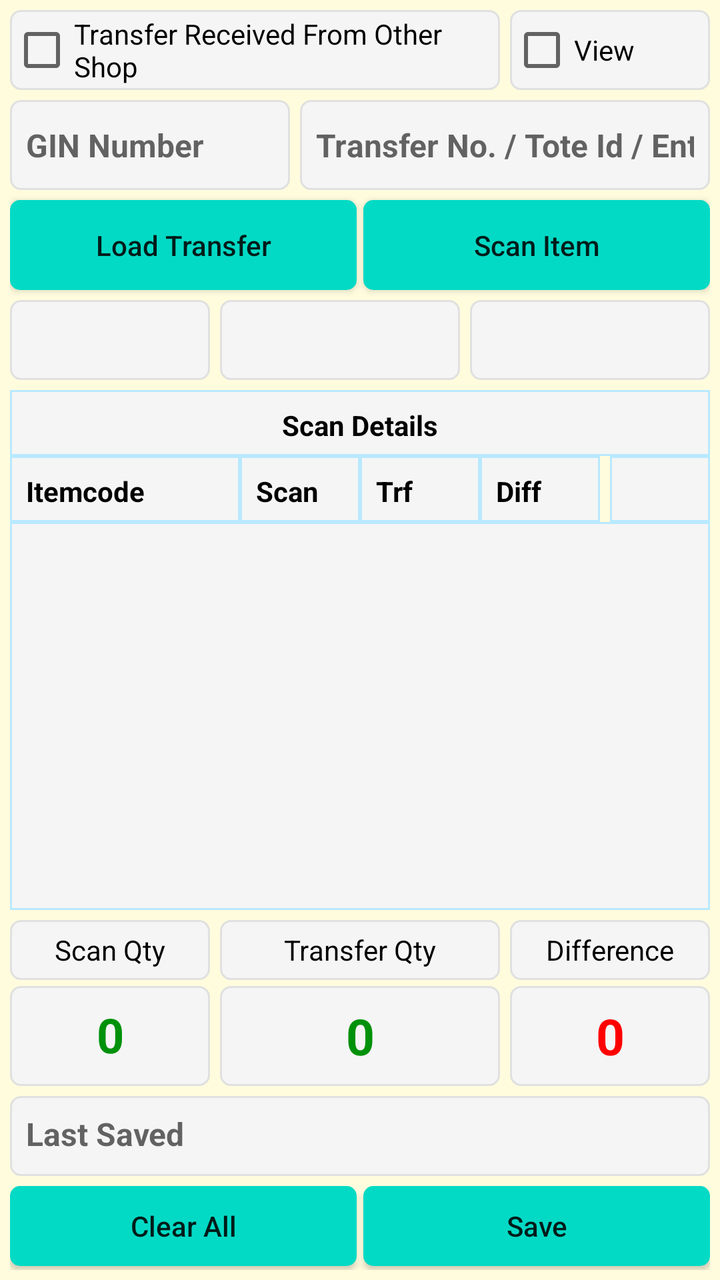
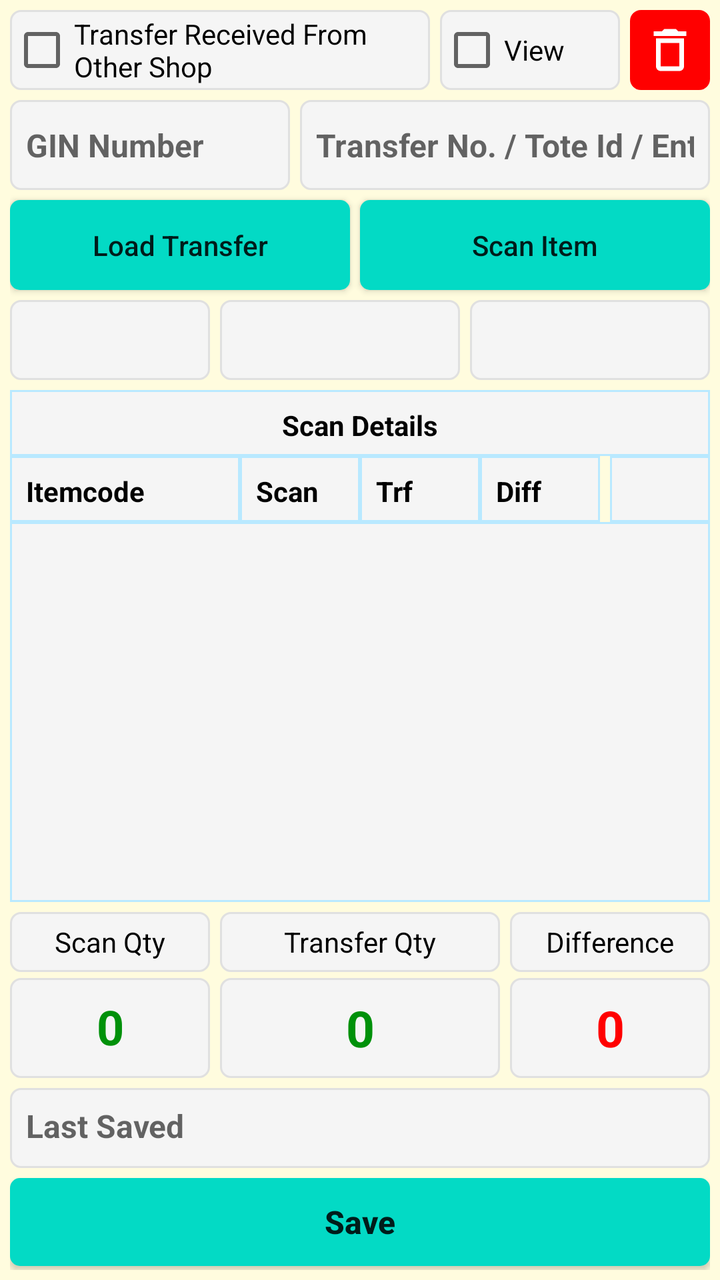

Before-and-after screenshots of an Android layout around one commit, followed by the original layout XML and the change that was made.
<!-- AndroidManifest.xml: application theme AppTheme -->
<!-- res/layout/fragment_grn_transfer_new.xml -->
<?xml version="1.0" encoding="utf-8"?>
<FrameLayout xmlns:android="http://schemas.android.com/apk/res/android"
    xmlns:app="http://schemas.android.com/apk/res-auto"
    xmlns:tools="http://schemas.android.com/tools"
    android:layout_width="match_parent"
    android:layout_height="match_parent"
    android:background="@color/backColor"
    tools:context=".ui.grntransfer.grnnew.GrnTransferNewFragment">

    <androidx.constraintlayout.widget.ConstraintLayout
        android:layout_width="match_parent"
        android:layout_height="match_parent"
        android:padding="5dp">

        <CheckBox
            android:id="@+id/ch_grn_transfer_view"
            android:layout_width="100dp"
            android:layout_height="40dp"
            android:background="@drawable/et_custom"
            android:text="View"
            app:layout_constraintEnd_toEndOf="parent"
            app:layout_constraintTop_toTopOf="@+id/ch_grn_transfer_trffrom_oth_shop" />

        <CheckBox
            android:id="@+id/ch_grn_transfer_trffrom_oth_shop"
            android:layout_width="0dp"
            android:layout_height="40dp"
            android:layout_marginRight="5dp"
            android:background="@drawable/et_custom"
            android:text="Transfer Received From Other Shop"
            app:layout_constraintEnd_toStartOf="@+id/ch_grn_transfer_view"
            app:layout_constraintStart_toStartOf="parent"
            app:layout_constraintTop_toTopOf="parent" />

        <EditText
            android:id="@+id/et_grn_transfer_rfid_ginno"
            android:layout_width="140dp"
            android:layout_height="45dp"
            android:layout_marginTop="5dp"
            android:background="@drawable/et_custom"
            android:hint="GIN Number"
            android:inputType="number"
            android:padding="8dp"
            android:textColor="@color/coloRed"
            android:textSize="16sp"
            android:textStyle="bold"
            app:layout_constraintStart_toStartOf="parent"
            app:layout_constraintTop_toBottomOf="@+id/ch_grn_transfer_trffrom_oth_shop" />

        <EditText
            android:id="@+id/et_grn_transfer_trfno_entryno"
            android:layout_width="0dp"
            android:layout_height="45dp"
            android:layout_marginLeft="5dp"
            android:background="@drawable/et_custom"
            android:hint="Transfer No. / Tote Id / Entry No."
            android:inputType="textEmailAddress"
            android:padding="8dp"
            android:textColor="@color/coloRed"
            android:textSize="16sp"
            android:textStyle="bold"
            app:layout_constraintEnd_toEndOf="parent"
            app:layout_constraintStart_toEndOf="@+id/et_grn_transfer_rfid_ginno"
            app:layout_constraintTop_toTopOf="@+id/et_grn_transfer_rfid_ginno" />

        <Button
            android:id="@+id/bt_grn_transfer_load"
            android:layout_width="0dp"
            android:layout_height="45dp"
            android:layout_marginTop="5dp"
            android:background="@drawable/btn_custom1"
            android:text="Load Transfer"
            android:textAllCaps="false"
            android:textSize="14sp"
            app:layout_constraintEnd_toEndOf="@+id/bt_grn_transfer_clear_all"
            app:layout_constraintStart_toStartOf="parent"
            app:layout_constraintTop_toBottomOf="@+id/et_grn_transfer_rfid_ginno" />

        <Button
            android:id="@+id/bt_grn_transfer_scan"
            android:layout_width="0dp"
            android:layout_height="45dp"
            android:background="@drawable/btn_custom1"
            android:text="Scan Item"
            android:textAllCaps="false"
            android:textSize="14sp"
            app:layout_constraintEnd_toEndOf="parent"
            app:layout_constraintStart_toStartOf="@+id/bt_grn_transfer_save"
            app:layout_constraintTop_toTopOf="@+id/bt_grn_transfer_load" />

        <TextView
            android:id="@+id/tv_grn_transfer_shopname"
            android:layout_width="00dp"
            android:layout_height="40dp"
            android:layout_marginTop="5dp"
            android:layout_marginRight="5dp"
            android:background="@drawable/et_custom"
            android:hint=""
            android:padding="10dp"
            android:text=""
            android:textAlignment="center"
            android:textColor="@color/coloBlack"
            android:textSize="14dp"
            app:layout_constraintEnd_toStartOf="@+id/tv_grn_transfer_trfdate"
            app:layout_constraintStart_toStartOf="parent"
            app:layout_constraintTop_toBottomOf="@+id/bt_grn_transfer_load" />

        <TextView
            android:id="@+id/tv_grn_transfer_trfdate"
            android:layout_width="120dp"
            android:layout_height="40dp"
            android:layout_marginRight="5dp"
            android:background="@drawable/et_custom"
            android:hint=""
            android:padding="10dp"
            android:text=""
            android:textAlignment="center"
            android:textColor="@color/coloBlack"
            android:textSize="14dp"
            app:layout_constraintEnd_toStartOf="@+id/tv_grn_transfer_toteid"
            app:layout_constraintTop_toTopOf="@+id/tv_grn_transfer_shopname" />

        <TextView
            android:id="@+id/tv_grn_transfer_toteid"
            android:layout_width="120dp"
            android:layout_height="40dp"
            android:background="@drawable/et_custom"
            android:hint=""
            android:padding="10dp"
            android:text=""
            android:textAlignment="center"
            android:textColor="@color/coloBlack"
            android:textSize="14dp"
            app:layout_constraintEnd_toEndOf="parent"
            app:layout_constraintTop_toTopOf="@+id/tv_grn_transfer_shopname" />

        <TextView
            android:id="@+id/tv_grn_transfer_total_scan_qty"
            android:layout_width="0dp"
            android:layout_height="50dp"
            android:layout_marginRight="5dp"
            android:background="@drawable/et_custom"
            android:hint=""
            android:padding="8dp"
            android:text="0"
            android:textAlignment="center"
            android:textColor="@color/colorGreen"
            android:textSize="24dp"
            android:textStyle="bold"
            app:layout_constraintEnd_toStartOf="@+id/tv_grn_transfer_total_trf_qty"
            app:layout_constraintStart_toStartOf="parent"
            app:layout_constraintTop_toTopOf="@+id/tv_grn_transfer_total_trf_qty" />

        <TextView
            android:id="@+id/TextView13"
            android:layout_width="0dp"
            android:layout_height="30dp"
            android:layout_marginBottom="3dp"
            android:background="@drawable/et_custom"
            android:gravity="center"
            android:hint=""
            android:padding="5dp"
            android:text="Scan Qty"
            android:textColor="@color/coloBlack"
            android:textSize="14dp"
            app:layout_constraintBottom_toTopOf="@+id/tv_grn_transfer_total_scan_qty"
            app:layout_constraintEnd_toEndOf="@+id/tv_grn_transfer_total_scan_qty"
            app:layout_constraintStart_toStartOf="@+id/tv_grn_transfer_total_scan_qty" />

        <TextView
            android:id="@+id/TextView16"
            android:layout_width="0dp"
            android:layout_height="30dp"
            android:layout_marginBottom="3dp"
            android:background="@drawable/et_custom"
            android:gravity="center"
            android:hint=""
            android:padding="5dp"
            android:text="Transfer Qty"
            android:textColor="@color/coloBlack"
            android:textSize="14dp"
            app:layout_constraintBottom_toTopOf="@+id/tv_grn_transfer_total_trf_qty"
            app:layout_constraintEnd_toEndOf="@+id/tv_grn_transfer_total_trf_qty"
            app:layout_constraintStart_toStartOf="@+id/tv_grn_transfer_total_trf_qty" />

        <TextView
            android:id="@+id/TextView19"
            android:layout_width="0dp"
            android:layout_height="30dp"
            android:layout_marginBottom="3dp"
            android:background="@drawable/et_custom"
            android:gravity="center"
            android:hint=""
            android:padding="5dp"
            android:text="Difference"
            android:textColor="@color/coloBlack"
            android:textSize="14dp"
            app:layout_constraintBottom_toTopOf="@+id/tv_grn_transfer_total_diff_qty"
            app:layout_constraintEnd_toEndOf="@+id/tv_grn_transfer_total_diff_qty"
            app:layout_constraintStart_toStartOf="@+id/tv_grn_transfer_total_diff_qty" />

        <TextView
            android:id="@+id/tv_grn_transfer_total_trf_qty"
            android:layout_width="140dp"
            android:layout_height="50dp"
            android:layout_marginBottom="5dp"
            android:background="@drawable/et_custom"
            android:hint=""
            android:padding="8dp"
            android:text="0"
            android:textAlignment="center"
            android:textColor="@color/colorGreen"
            android:textSize="25dp"
            android:textStyle="bold"
            app:layout_constraintBottom_toTopOf="@+id/tv_grn_transfer_last_save"
            app:layout_constraintEnd_toEndOf="parent"
            app:layout_constraintStart_toStartOf="parent" />

        <TextView
            android:id="@+id/tv_grn_transfer_total_diff_qty"
            android:layout_width="0dp"
            android:layout_height="50dp"
            android:layout_marginLeft="5dp"
            android:background="@drawable/et_custom"
            android:hint=""
            android:padding="8dp"
            android:text="0"
            android:textAlignment="center"
            android:textColor="@color/coloRed"
            android:textSize="25dp"
            android:textStyle="bold"
            app:layout_constraintEnd_toEndOf="parent"
            app:layout_constraintStart_toEndOf="@+id/tv_grn_transfer_total_trf_qty"
            app:layout_constraintTop_toTopOf="@+id/tv_grn_transfer_total_trf_qty" />

        <TextView
            android:id="@+id/TextView25"
            android:layout_width="0dp"
            android:layout_height="33dp"
            android:layout_marginTop="5dp"
            android:background="@drawable/et_custom_total"
            android:gravity="center"
            android:hint=""
            android:padding="8dp"
            android:text="Scan Details"
            android:textColor="@color/coloBlack"
            android:textSize="14dp"
            android:textStyle="bold"
            app:layout_constraintEnd_toEndOf="parent"
            app:layout_constraintStart_toStartOf="parent"
            app:layout_constraintTop_toBottomOf="@+id/tv_grn_transfer_shopname" />

        <TextView
            android:id="@+id/TextView2"
            android:layout_width="0dp"
            android:layout_height="33dp"
            android:background="@drawable/et_custom_total"
            android:gravity="left|center"
            android:hint=""
            android:padding="8dp"
            android:text="Itemcode"
            android:textColor="@color/coloBlack"
            android:textSize="14dp"
            android:textStyle="bold"
            app:layout_constraintEnd_toStartOf="@+id/TextView4"
            app:layout_constraintStart_toStartOf="parent"
            app:layout_constraintTop_toBottomOf="@+id/TextView25" />

        <TextView
            android:id="@+id/TextView3"
            android:layout_width="60dp"
            android:layout_height="33dp"
            android:background="@drawable/et_custom_total"
            android:gravity="left|center"
            android:hint=""
            android:padding="8dp"
            android:text="Trf"
            android:textColor="@color/coloBlack"
            android:textSize="14dp"
            android:textStyle="bold"
            app:layout_constraintEnd_toStartOf="@+id/TextView8"
            app:layout_constraintTop_toTopOf="@+id/TextView2" />

        <TextView
            android:id="@+id/TextView8"
            android:layout_width="60dp"
            android:layout_height="33dp"
            android:layout_marginRight="5dp"
            android:background="@drawable/et_custom_total"
            android:gravity="left|center"
            android:hint=""
            android:padding="8dp"
            android:text="Diff"
            android:textColor="@color/coloBlack"
            android:textSize="14dp"
            android:textStyle="bold"
            app:layout_constraintEnd_toStartOf="@+id/TextView888"
            app:layout_constraintTop_toTopOf="@+id/TextView2" />

        <TextView
            android:id="@+id/TextView4"
            android:layout_width="60dp"
            android:layout_height="33dp"
            android:background="@drawable/et_custom_total"
            android:gravity="left|center"
            android:hint=""
            android:padding="8dp"
            android:text="Scan"
            android:textColor="@color/coloBlack"
            android:textSize="14dp"
            android:textStyle="bold"
            app:layout_constraintEnd_toStartOf="@+id/TextView3"
            app:layout_constraintTop_toTopOf="@+id/TextView2" />

        <TextView
            android:id="@+id/TextView888"
            android:layout_width="50dp"
            android:layout_height="33dp"
            android:background="@drawable/et_custom_total"
            android:gravity="left|center"
            android:hint=""
            android:padding="8dp"
            android:text=""
            android:textColor="@color/coloBlack"
            android:textSize="14dp"
            android:textStyle="bold"
            app:layout_constraintEnd_toEndOf="parent"
            app:layout_constraintTop_toTopOf="@+id/TextView2" />

        <ListView
            android:id="@+id/lv_grn_transfer"
            android:layout_width="0dp"
            android:layout_height="0dp"
            android:layout_marginBottom="5dp"
            android:background="@drawable/et_custom_total"
            app:layout_constraintBottom_toTopOf="@+id/TextView16"
            app:layout_constraintEnd_toEndOf="parent"
            app:layout_constraintStart_toStartOf="parent"
            app:layout_constraintTop_toBottomOf="@+id/TextView2" />

        <Button
            android:id="@+id/bt_grn_transfer_save"
            android:layout_width="0dp"
            android:layout_height="40dp"
            android:background="@drawable/btn_custom1"
            android:text="Save"
            android:textAllCaps="false"
            android:textSize="14sp"
            app:layout_constraintEnd_toEndOf="parent"
            app:layout_constraintStart_toEndOf="@+id/textView2"
            app:layout_constraintTop_toTopOf="@+id/bt_grn_transfer_clear_all" />

        <TextView
            android:id="@+id/tv_grn_transfer_last_save"
            android:layout_width="0dp"
            android:layout_height="40dp"
            android:layout_marginBottom="5dp"
            android:background="@drawable/et_custom"
            android:hint="Last Saved"
            android:inputType="textEmailAddress"
            android:padding="8dp"
            android:textColor="@color/colorBlue"
            android:textSize="16sp"
            android:textStyle="bold"
            app:layout_constraintBottom_toTopOf="@+id/bt_grn_transfer_clear_all"
            app:layout_constraintEnd_toEndOf="parent"
            app:layout_constraintStart_toStartOf="parent" />

        <Button
            android:id="@+id/bt_grn_transfer_clear_all"
            android:layout_width="0dp"
            android:layout_height="40dp"
            android:layout_marginBottom="2dp"
            android:background="@drawable/btn_custom1"
            android:text="Clear All"
            android:textAllCaps="false"
            android:textSize="14sp"
            app:layout_constraintBottom_toBottomOf="parent"
            app:layout_constraintEnd_toStartOf="@+id/textView2"
            app:layout_constraintStart_toStartOf="parent" />

        <TextView
            android:id="@+id/textView2"
            android:layout_width="wrap_content"
            android:layout_height="wrap_content"
            android:layout_marginStart="16dp"
            android:layout_marginLeft="16dp"
            android:layout_marginEnd="16dp"
            android:layout_marginRight="16dp"
            android:text=" "
            android:textColor="@color/colorAccent"
            app:layout_constraintBottom_toBottomOf="parent"
            app:layout_constraintEnd_toEndOf="parent"
            app:layout_constraintStart_toStartOf="parent"
            tools:ignore="SpeakableTextPresentCheck" />

    </androidx.constraintlayout.widget.ConstraintLayout>

</FrameLayout>
<!-- resources referenced by this layout -->
<resources>
  <color name="backColor">#FFFCDE</color>
  <color name="coloBlack">#000000</color>
  <color name="coloRed">#ff0000</color>
  <color name="colorAccent">#000000</color>
  <color name="colorBlue">#0000FF</color>
  <color name="colorGreen">#00910A</color>
  <!-- drawable btn_custom1 (drawable) -->
  <?xml version="1.0" encoding="utf-8"?>
  <shape xmlns:android="http://schemas.android.com/apk/res/android"
      android:padding="10dp"
      android:shape="rectangle" >
  
      <solid android:color="@color/colorBtn" />
  
      <corners
          android:bottomLeftRadius="5dp"
          android:bottomRightRadius="5dp"
          android:topLeftRadius="5dp"
          android:topRightRadius="5dp" />
  
  </shape>
  <!-- drawable et_custom (drawable) -->
  <?xml version="1.0" encoding="utf-8"?>
  <shape xmlns:android="http://schemas.android.com/apk/res/android"
      android:padding="10dp"
      android:shape="rectangle" >
  
      <solid android:color="#f5f5f5" />
  
      <stroke
          android:width="1dp"
          android:color="#e0e0e0" />
  
      <corners
          android:bottomLeftRadius="5dp"
          android:bottomRightRadius="5dp"
          android:topLeftRadius="5dp"
          android:topRightRadius="5dp" />
  
  </shape>
  <!-- drawable et_custom_total (drawable) -->
  <?xml version="1.0" encoding="utf-8"?>
  <shape xmlns:android="http://schemas.android.com/apk/res/android"
      android:padding="10dp"
      android:shape="rectangle" >
  
      <solid android:color="#f5f5f5" />
  
      <stroke
          android:width="1dp"
          android:color="#B9E9FF" />
  
      <corners
          android:bottomLeftRadius="0dp"
          android:bottomRightRadius="0dp"
          android:topLeftRadius="0dp"
          android:topRightRadius="0dp" />
  
  </shape>
  <style name="AppTheme" parent="Theme.AppCompat.Light.NoActionBar">
          
          <item name="colorPrimary">@color/colorPrimary</item>
          <item name="colorPrimaryDark">@color/colorPrimaryDark</item>
          <item name="colorAccent">@color/colorAccent</item>
      </style>
  <color name="colorBtn">#03DAC5</color>
  <color name="colorPrimary">#ffb200</color>
  <color name="colorPrimaryDark">#ffb200</color>
</resources>

<!-- the commit's change to res/layout/fragment_grn_transfer_new.xml (unified diff, before → after) -->
@@ -12,13 +12,32 @@
         android:layout_height="match_parent"
         android:padding="5dp">
 
+        
+
+        <ImageButton
+            android:id="@+id/bt_grn_transfer_clear_all"
+            android:layout_width="40dp"
+            android:layout_height="40dp"
+            android:background="@drawable/et_custom"
+            android:backgroundTint="@color/coloRed"
+            android:src="@drawable/delete_outline"
+            android:contentDescription="Clear All"
+            android:padding="6dp"
+            android:scaleType="fitCenter"
+            app:layout_constraintBottom_toBottomOf="@+id/ch_grn_transfer_trffrom_oth_shop"
+            app:layout_constraintEnd_toEndOf="parent"
+            app:layout_constraintTop_toTopOf="@+id/ch_grn_transfer_trffrom_oth_shop"
+            app:tint="@color/colorWhite"
+            tools:ignore="TouchTargetSizeCheck" />
+
         <CheckBox
             android:id="@+id/ch_grn_transfer_view"
-            android:layout_width="100dp"
-            android:layout_height="40dp"
+            android:layout_width="90dp"
+            android:layout_height="40dp"
+            android:layout_marginRight="5dp"
             android:background="@drawable/et_custom"
             android:text="View"
-            app:layout_constraintEnd_toEndOf="parent"
+            app:layout_constraintEnd_toStartOf="@+id/bt_grn_transfer_clear_all"
             app:layout_constraintTop_toTopOf="@+id/ch_grn_transfer_trffrom_oth_shop" />
 
         <CheckBox
@@ -63,16 +82,24 @@
             app:layout_constraintStart_toEndOf="@+id/et_grn_transfer_rfid_ginno"
             app:layout_constraintTop_toTopOf="@+id/et_grn_transfer_rfid_ginno" />
 
+        <androidx.constraintlayout.widget.Guideline
+            android:id="@+id/guide_load_scan_mid"
+            android:layout_width="wrap_content"
+            android:layout_height="wrap_content"
+            android:orientation="vertical"
+            app:layout_constraintGuide_percent="0.5" />
+
         <Button
             android:id="@+id/bt_grn_transfer_load"
             android:layout_width="0dp"
             android:layout_height="45dp"
             android:layout_marginTop="5dp"
+            android:layout_marginRight="5dp"
             android:background="@drawable/btn_custom1"
             android:text="Load Transfer"
             android:textAllCaps="false"
             android:textSize="14sp"
-            app:layout_constraintEnd_toEndOf="@+id/bt_grn_transfer_clear_all"
+            app:layout_constraintEnd_toStartOf="@+id/guide_load_scan_mid"
             app:layout_constraintStart_toStartOf="parent"
             app:layout_constraintTop_toBottomOf="@+id/et_grn_transfer_rfid_ginno" />
 
@@ -85,7 +112,7 @@
             android:textAllCaps="false"
             android:textSize="14sp"
             app:layout_constraintEnd_toEndOf="parent"
-            app:layout_constraintStart_toStartOf="@+id/bt_grn_transfer_save"
+            app:layout_constraintStart_toEndOf="@+id/guide_load_scan_mid"
             app:layout_constraintTop_toTopOf="@+id/bt_grn_transfer_load" />
 
         <TextView
@@ -338,62 +365,38 @@
             app:layout_constraintStart_toStartOf="parent"
             app:layout_constraintTop_toBottomOf="@+id/TextView2" />
 
+        <TextView
+            android:id="@+id/tv_grn_transfer_last_save"
+            android:layout_width="0dp"
+            android:layout_height="40dp"
+            android:layout_marginBottom="5dp"
+            android:background="@drawable/et_custom"
+            android:hint="Last Saved"
+            android:inputType="textEmailAddress"
+            android:padding="8dp"
+            android:textColor="@color/colorBlue"
+            android:textSize="16sp"
+            android:textStyle="bold"
+            app:layout_constraintBottom_toTopOf="@+id/bt_grn_transfer_save"
+            app:layout_constraintEnd_toEndOf="parent"
+            app:layout_constraintStart_toStartOf="parent" />
+
+        
+
         <Button
             android:id="@+id/bt_grn_transfer_save"
             android:layout_width="0dp"
-            android:layout_height="40dp"
+            android:layout_height="44dp"
+            android:layout_marginBottom="2dp"
             android:background="@drawable/btn_custom1"
             android:text="Save"
             android:textAllCaps="false"
-            android:textSize="14sp"
-            app:layout_constraintEnd_toEndOf="parent"
-            app:layout_constraintStart_toEndOf="@+id/textView2"
-            app:layout_constraintTop_toTopOf="@+id/bt_grn_transfer_clear_all" />
-
-        <TextView
-            android:id="@+id/tv_grn_transfer_last_save"
-            android:layout_width="0dp"
-            android:layout_height="40dp"
-            android:layout_marginBottom="5dp"
-            android:background="@drawable/et_custom"
-            android:hint="Last Saved"
-            android:inputType="textEmailAddress"
-            android:padding="8dp"
-            android:textColor="@color/colorBlue"
             android:textSize="16sp"
             android:textStyle="bold"
-            app:layout_constraintBottom_toTopOf="@+id/bt_grn_transfer_clear_all"
+            app:layout_constraintBottom_toBottomOf="parent"
             app:layout_constraintEnd_toEndOf="parent"
             app:layout_constraintStart_toStartOf="parent" />
 
-        <Button
-            android:id="@+id/bt_grn_transfer_clear_all"
-            android:layout_width="0dp"
-            android:layout_height="40dp"
-            android:layout_marginBottom="2dp"
-            android:background="@drawable/btn_custom1"
-            android:text="Clear All"
-            android:textAllCaps="false"
-            android:textSize="14sp"
-            app:layout_constraintBottom_toBottomOf="parent"
-            app:layout_constraintEnd_toStartOf="@+id/textView2"
-            app:layout_constraintStart_toStartOf="parent" />
-
-        <TextView
-            android:id="@+id/textView2"
-            android:layout_width="wrap_content"
-            android:layout_height="wrap_content"
-            android:layout_marginStart="16dp"
-            android:layout_marginLeft="16dp"
-            android:layout_marginEnd="16dp"
-            android:layout_marginRight="16dp"
-            android:text=" "
-            android:textColor="@color/colorAccent"
-            app:layout_constraintBottom_toBottomOf="parent"
-            app:layout_constraintEnd_toEndOf="parent"
-            app:layout_constraintStart_toStartOf="parent"
-            tools:ignore="SpeakableTextPresentCheck" />
-
     </androidx.constraintlayout.widget.ConstraintLayout>
 
 </FrameLayout>
<!-- resource entries referenced after the edit -->
@@ -6,6 +6,7 @@
   <color name="colorAccent">#000000</color>
   <color name="colorBlue">#0000FF</color>
   <color name="colorGreen">#00910A</color>
+  <color name="colorWhite">#FFFFFF</color>
   <!-- drawable btn_custom1 (drawable) -->
   <?xml version="1.0" encoding="utf-8"?>
   <shape xmlns:android="http://schemas.android.com/apk/res/android"
@@ -21,6 +22,12 @@
           android:topRightRadius="5dp" />
   
   </shape>
+  <!-- drawable delete_outline (drawable) -->
+  <vector xmlns:android="http://schemas.android.com/apk/res/android" android:height="24dp" android:tint="#000000" android:viewportHeight="24" android:viewportWidth="24" android:width="24dp">
+        
+      <path android:fillColor="@android:color/white" android:pathData="M6,19c0,1.1 0.9,2 2,2h8c1.1,0 2,-0.9 2,-2L18,7L6,7v12zM8,9h8v10L8,19L8,9zM15.5,4l-1,-1h-5l-1,1L5,4v2h14L19,4z"/>
+      
+  </vector>
   <!-- drawable et_custom (drawable) -->
   <?xml version="1.0" encoding="utf-8"?>
   <shape xmlns:android="http://schemas.android.com/apk/res/android"
